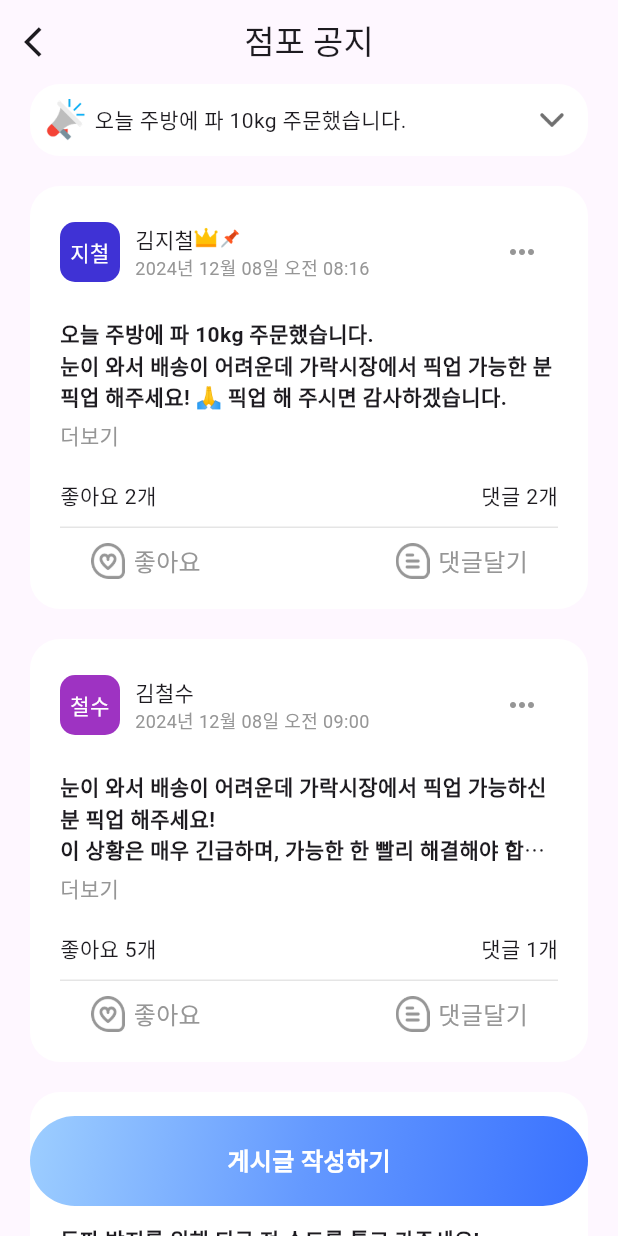
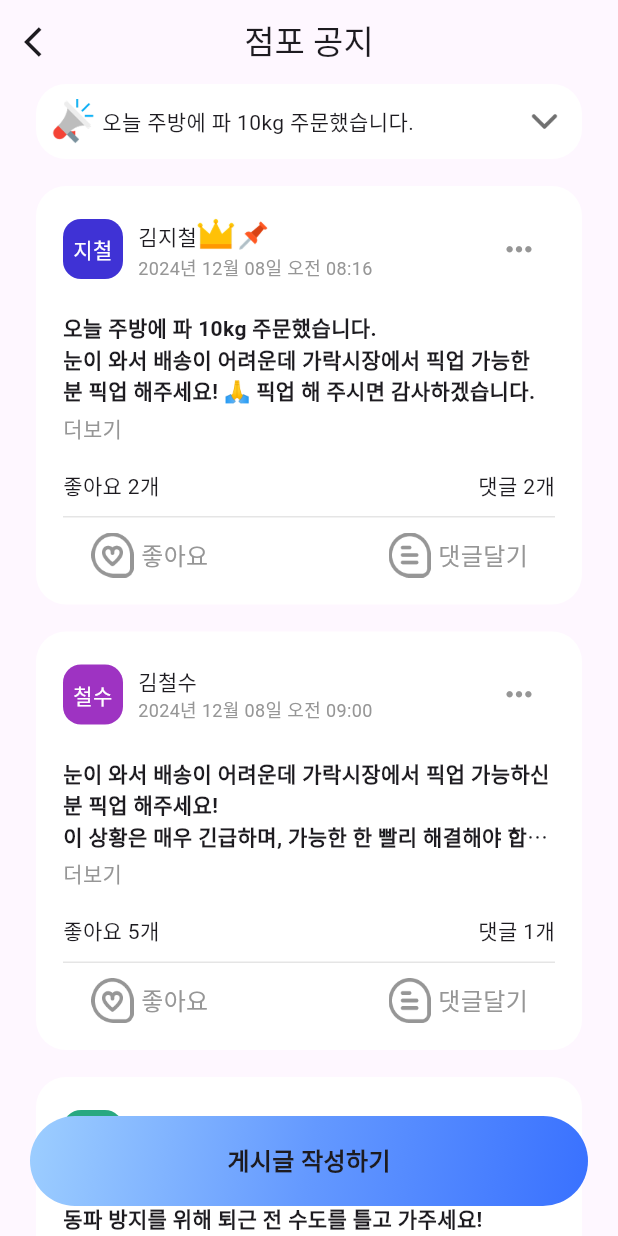
Before and after one commit to Hyeonjeong-JANG/flutter_board, a Flutter app: the screen it shows after launch, on a phone screen of 412 x 824 dp. Run offline on Flutter 3.47's test engine with Material 3 defaults, Android fonts, the phone set to English and light mode, and no system bars; Roboto replaces fonts that are missing (NanumNeo); project files that could hold a hidden picture were left out.

Commit message:
aplly const properties

```diff
--- /dev/null
+++ b/lib/core/widgets/app_bar_with_back_button.dart
@@ -0,0 +1,22 @@
+import 'package:flutter/material.dart';
+
+class AppBarWithBackButton extends StatelessWidget
+    implements PreferredSizeWidget {
+  final String title;
+  const AppBarWithBackButton({super.key, required this.title});
+
+  @override
+  Widget build(BuildContext context) {
+    return AppBar(
+      leading: IconButton(
+        onPressed: () {},
+        icon: const Icon(Icons.arrow_back_ios),
+      ),
+      title: Text(title, textAlign: TextAlign.center),
+      centerTitle: true,
+    );
+  }
+
+  @override
+  Size get preferredSize => Size.fromHeight(kToolbarHeight);
+}
--- a/lib/feature/presentation/pages/board_home_page.dart
+++ b/lib/feature/presentation/pages/board_home_page.dart
@@ -1,3 +1,5 @@
+import 'package:board/core/constants/size.dart';
+import 'package:board/core/widgets/app_bar_with_back_button.dart';
 import 'package:board/feature/presentation/viewmodel/board_home/board_home_viewmodel.dart';
 import 'package:board/feature/presentation/widgets/board_home/alert_over_view.dart';
 import 'package:board/feature/presentation/widgets/board_home/board_list.dart';
@@ -36,18 +38,11 @@ class _BoardHomePageState extends State<BoardHomePage> {
     return MaterialApp(
       debugShowCheckedModeBanner: false,
       home: Scaffold(
-        appBar: AppBar(
-          leading: IconButton(
-            onPressed: () {},
-            icon: const Icon(Icons.arrow_back_ios),
-          ),
-          title: Text('점포 공지', textAlign: TextAlign.center),
-          centerTitle: true,
-        ),
+        appBar: AppBarWithBackButton(title: '점포 공지'),
         body: Stack(
           children: [
             Padding(
-              padding: const EdgeInsets.symmetric(horizontal: 20.0),
+              padding: const EdgeInsets.symmetric(horizontal: AppSizes.gapL),
               child: FutureBuilder<List<BoardHomeViewModel>>(
                 future: boardContents,
                 builder: (context,
@@ -57,11 +52,8 @@ class _BoardHomePageState extends State<BoardHomePage> {
                   }
                   return Column(
                     children: [
-                      // 알림 요약
-                      AlertOverView(),
-
-                      SizedBox(height: 20.0),
-                      // 게시물
+                      PinnedContentsDropdownList(),
+                      SizedBox(height: AppSizes.spacingL),
                       BoardList(contents: snapshot.data!),
                     ],
                   );
--- a/lib/feature/presentation/widgets/board_home/alert_over_view.dart
+++ b/lib/feature/presentation/widgets/board_home/alert_over_view.dart
@@ -1,16 +1,18 @@
+import 'package:board/core/constants/color.dart';
+import 'package:board/core/constants/size.dart';
 import 'package:flutter/material.dart';
 
 // 알림 요약
-class AlertOverView extends StatelessWidget {
-  const AlertOverView({super.key});
+class PinnedContentsDropdownList extends StatelessWidget {
+  const PinnedContentsDropdownList({super.key});
 
   @override
   Widget build(BuildContext context) {
     return Container(
-      padding: EdgeInsets.all(10.0),
+      padding: EdgeInsets.all(AppSizes.spacingM),
       decoration: BoxDecoration(
-        color: Color(0xFFFFFFFF),
-        borderRadius: BorderRadius.circular(20.0),
+        color: AppColor.white,
+        borderRadius: BorderRadius.circular(AppSizes.borderRadiusXL),
       ),
       child: Row(
         mainAxisAlignment: MainAxisAlignment.spaceBetween,
@@ -19,17 +21,17 @@ class AlertOverView extends StatelessWidget {
             children: [
               Image.asset(
                 'assets/icons/speaker.png',
-                width: 28.0,
-                height: 28.0,
+                width: AppSizes.iconSizeM,
+                height: AppSizes.iconSizeM,
               ),
-              SizedBox(width: 5.0),
+              SizedBox(width: AppSizes.spacingS),
               Text('오늘 주방에 파 10kg 주문했습니다.'),
             ],
           ),
           Image.asset(
             'assets/icons/arrow_down.png',
-            width: 28.0,
-            height: 28.0,
+            width: AppSizes.iconSizeM,
+            height: AppSizes.iconSizeM,
           ),
         ],
       ),
--- a/lib/feature/presentation/widgets/board_home/board_list.dart
+++ b/lib/feature/presentation/widgets/board_home/board_list.dart
@@ -1,3 +1,4 @@
+import 'package:board/core/constants/size.dart';
 import 'package:board/feature/presentation/viewmodel/board_home/board_home_viewmodel.dart';
 import 'package:board/feature/presentation/widgets/board_home/content_box.dart';
 import 'package:flutter/material.dart';
@@ -21,7 +22,7 @@ class BoardList extends StatelessWidget {
           );
         },
         separatorBuilder: (context, index) {
-          return SizedBox(height: 20.0);
+          return SizedBox(height: AppSizes.spacingL);
         },
       ),
     );
--- a/lib/feature/presentation/widgets/board_home/content_bottom_button.dart
+++ b/lib/feature/presentation/widgets/board_home/content_bottom_button.dart
@@ -1,3 +1,5 @@
+import 'package:board/core/constants/color.dart';
+import 'package:board/core/constants/size.dart';
 import 'package:flutter/material.dart';
 
 // 게시물 하단 버튼
@@ -13,21 +15,21 @@ class ContentBottomButton extends StatelessWidget {
   @override
   Widget build(BuildContext context) {
     return Padding(
-      padding: const EdgeInsets.symmetric(horizontal: 20.0),
+      padding: const EdgeInsets.symmetric(horizontal: AppSizes.spacingL),
       child: Row(
         mainAxisAlignment: MainAxisAlignment.center,
         children: [
           Image.asset(
             iconPath,
-            width: 24.0,
-            height: 24.0,
+            width: AppSizes.iconSizeM,
+            height: AppSizes.iconSizeM,
           ),
-          SizedBox(width: 5.0),
+          SizedBox(width: AppSizes.spacingS),
           Text(
             title,
             style: TextStyle(
               fontSize: 16.0,
-              color: Color(0xFF969696),
+              color: AppColor.grey,
             ),
           ),
         ],
--- a/lib/feature/presentation/widgets/board_home/content_box.dart
+++ b/lib/feature/presentation/widgets/board_home/content_box.dart
@@ -1,3 +1,5 @@
+import 'package:board/core/constants/color.dart';
+import 'package:board/core/constants/size.dart';
 import 'package:board/feature/presentation/viewmodel/board_home/board_home_viewmodel.dart';
 import 'package:board/feature/presentation/widgets/board_home/content_bottom_button.dart';
 import 'package:flutter/material.dart';
@@ -15,10 +17,10 @@ class ContentBox extends StatelessWidget {
   @override
   Widget build(BuildContext context) {
     return Container(
-      padding: EdgeInsets.all(20.0),
+      padding: EdgeInsets.all(AppSizes.spacingL),
       decoration: BoxDecoration(
         color: Color(0xFFFFFFFF),
-        borderRadius: BorderRadius.circular(20.0),
+        borderRadius: BorderRadius.circular(AppSizes.borderRadiusXL),
       ),
       child: Row(
         children: [
@@ -36,8 +38,11 @@ class ContentBox extends StatelessWidget {
                             width: 40.0,
                             height: 40.0,
                             decoration: BoxDecoration(
-                              color: Color(int.parse('0xFF${content.iconColor}')),
-                              borderRadius: BorderRadius.circular(10.0),
+                              color:
+                                  Color(int.parse('0xFF${content.iconColor}')),
+                              borderRadius: BorderRadius.circular(
+                                AppSizes.borderRadiusL,
+                              ),
                             ),
                             alignment: Alignment.center,
                             child: Text(
@@ -46,7 +51,7 @@ class ContentBox extends StatelessWidget {
                               style: TextStyle(color: Colors.white),
                             ),
                           ),
-                          SizedBox(width: 10.0),
+                          SizedBox(width: AppSizes.spacingM),
                           Column(
                             crossAxisAlignment: CrossAxisAlignment.start,
                             mainAxisAlignment: MainAxisAlignment.center,
@@ -57,21 +62,21 @@ class ContentBox extends StatelessWidget {
                                   if (content.isManager)
                                     Image.asset(
                                       'assets/icons/crown.png',
-                                      width: 16.0,
-                                      height: 16.0,
+                                      width: AppSizes.iconSizeS,
+                                      height: AppSizes.iconSizeS,
                                     ),
                                   if (content.isPinned)
                                     Image.asset(
                                       'assets/icons/pin.png',
-                                      width: 16.0,
-                                      height: 16.0,
+                                      width: AppSizes.iconSizeS,
+                                      height: AppSizes.iconSizeS,
                                     ),
                                 ],
                               ),
                               Text(
                                 content.date,
                                 style: TextStyle(
-                                  color: Color(0xFF969696),
+                                  color: AppColor.grey,
                                   fontSize: 12.0,
                                 ),
                               ),
@@ -88,8 +93,8 @@ class ContentBox extends StatelessWidget {
                             onPressed: () {},
                             icon: const Icon(
                               Icons.more_horiz,
-                              color: Color(0xFF969696),
-                              size: 24.0,
+                              color: AppColor.grey,
+                              size: AppSizes.iconSizeS,
                             ),
                           ),
                         ),
@@ -97,7 +102,7 @@ class ContentBox extends StatelessWidget {
                     ],
                   ),
                 ),
-                SizedBox(height: 20.0),
+                SizedBox(height: AppSizes.spacingL),
                 // 글 내용
                 Row(
                   children: [
@@ -112,7 +117,7 @@ class ContentBox extends StatelessWidget {
                             overflow: TextOverflow
                                 .ellipsis, // ellipsis 색깔 Color(0xFF969696)로 변경하기
                           ),
-                          SizedBox(height: 5.0),
+                          SizedBox(height: AppSizes.spacingS),
                           // 더보기 옆에 붙이는 것은 나중에
                           GestureDetector(
                             onTap: () {
@@ -121,7 +126,7 @@ class ContentBox extends StatelessWidget {
                             child: Text(
                               '더보기',
                               style: TextStyle(
-                                color: Color(0xFF969696),
+                                color: AppColor.grey,
                               ),
                             ),
                           ),
@@ -130,7 +135,7 @@ class ContentBox extends StatelessWidget {
                     ),
                   ],
                 ),
-                SizedBox(height: 20.0),
+                SizedBox(height: AppSizes.spacingL),
                 // 좋아요, 댓글 수
                 Row(
                   mainAxisAlignment: MainAxisAlignment.spaceBetween,
@@ -139,12 +144,12 @@ class ContentBox extends StatelessWidget {
                     Text('댓글 ${content.commentCount}개'),
                   ],
                 ),
-                SizedBox(height: 10.0),
+                SizedBox(height: AppSizes.spacingM),
                 Divider(
-                  color: Color(0xFFE5E5E5),
+                  color: AppColor.lightLineGrey,
                   height: 1.0,
                 ),
-                SizedBox(height: 10.0),
+                SizedBox(height: AppSizes.spacingM),
                 // 좋아요, 댓글달기 버튼
                 Row(
                   mainAxisAlignment: MainAxisAlignment.spaceBetween,
--- a/lib/feature/presentation/widgets/floating_gradient_button_.dart
+++ b/lib/feature/presentation/widgets/floating_gradient_button_.dart
@@ -1,3 +1,5 @@
+import 'package:board/core/constants/size.dart';
+import 'package:board/core/constants/style.dart';
 import 'package:flutter/material.dart';
 
 class FloatingGradientButton extends StatelessWidget {
@@ -29,16 +31,12 @@ class FloatingGradientButton extends StatelessWidget {
                 begin: Alignment.topLeft,
                 end: Alignment.bottomRight,
               ),
-              borderRadius: BorderRadius.circular(50.0),
+              borderRadius: BorderRadius.circular(AppSizes.borderRadiusXXL),
             ),
             child: Center(
               child: Text(
                 title,
-                style: TextStyle(
-                  color: Colors.white,
-                  fontSize: 16.0,
-                  fontWeight: FontWeight.bold,
-                ),
+                style: AppTextStyle.button,
               ),
             ),
           ),
```
